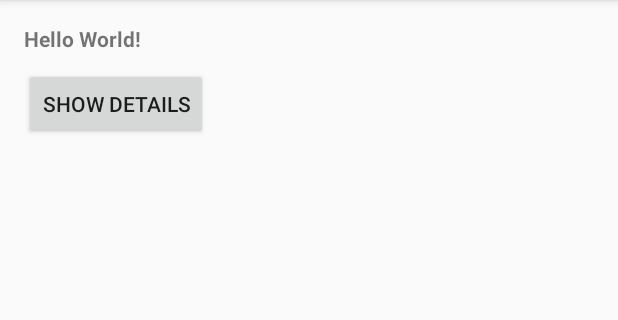
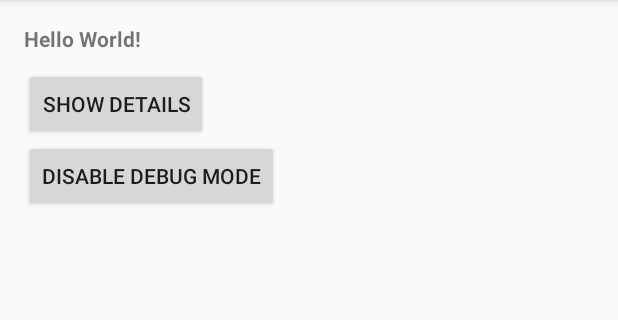
Before and after one commit to wkarl/mia-Argon, an Android app: the screen it shows after launch (MainActivity), on a phone screen of 412 x 824 dp, the part 84-404 px from its top. Run offline under Robolectric (Android 15) with nearby library versions, the phone set to English and light mode, and no system bars.

Commit message:
Disable debug mode by default and only show notification if explicitly enabled

```diff
--- a/argon/src/main/AndroidManifest.xml
+++ b/argon/src/main/AndroidManifest.xml
@@ -5,6 +5,7 @@
     <application>
         <activity
             android:name="de.sevenfactory.argon.ArgonActivity"
+            android:exported="false"
             android:launchMode="singleTop"
             android:theme="@android:style/Theme.DeviceDefault"/>
     </application>
--- a/argon/src/main/java/de/sevenfactory/argon/Argon.java
+++ b/argon/src/main/java/de/sevenfactory/argon/Argon.java
@@ -38,16 +38,15 @@ import android.support.annotation.NonNull;
 import android.support.annotation.StringRes;
 import android.support.v4.app.NotificationCompat;
 
-import com.jakewharton.processphoenix.ProcessPhoenix;
-
 /**
  * Argon maintains a singleton instance that holds, persists and updates a user defined
  * configuration object of any type.
  * <p/>
- * A notification is shown while the app is running in the foreground. This notification opens a
- * configuration activity containing all valid fields of your configuration object. Valid fields are
- * Strings and the primitive types int, float and long. Field names displayed in the configuration
- * activity can be changed using the annotation {@link de.sevenfactory.argon.Name}.
+ * If debug mode is enabled, a notification is shown while the app is running in the foreground.
+ * This notification opens a configuration activity containing all valid fields of your
+ * configuration object. Valid fields are Strings and the primitive types int, float and long.
+ * Field names displayed in the configuration activity can be changed using the annotation
+ * {@link de.sevenfactory.argon.Name}.
  * <p/>
  * Leaving the configuration activity always triggers a process restart after which the updated
  * configuration object is available.
@@ -60,8 +59,9 @@ public class Argon {
 
     private static Argon sInstance;
 
-    private final Context     mContext;
-    private final ConfigStore mConfigStore;
+    private final Context                         mContext;
+    private final ConfigStore                     mConfigStore;
+    private final ArgonActivityLifecycleCallbacks mLifecycleCallbacks;
 
     @DrawableRes
     private int mIconRes  = R.drawable.ic_bug_report_white_24dp;
@@ -72,10 +72,16 @@ public class Argon {
     @ColorRes
     private int mColorRes = R.color.colorPrimary;
 
+    private boolean mDebugModeEnabled;
+
     private <T> Argon(@NonNull Application application, Class<T> tClass, T defaultConfig) {
         mContext = application;
         mConfigStore = new ConfigStore(application, tClass, defaultConfig);
-        application.registerActivityLifecycleCallbacks(new ArgonActivityLifecycleCallbacks());
+        mLifecycleCallbacks = new ArgonActivityLifecycleCallbacks();
+        application.registerActivityLifecycleCallbacks(mLifecycleCallbacks);
+
+        // Explicitly disable debug mode
+        mDebugModeEnabled = false;
     }
 
     /* Singleton methods */
@@ -131,6 +137,29 @@ public class Argon {
     }
 
     /**
+     * Enables or disables debug mode. Default is disabled.
+     * @param enabled shows debug notification and options activity if true
+     */
+    public static void setDebugModeEnabled(boolean enabled) {
+        getInstance().mDebugModeEnabled = enabled;
+
+        boolean inForeground = getInstance().mLifecycleCallbacks.mStarted > 0;
+        if (inForeground && enabled) {
+            getInstance().showNotification();
+        } else {
+            getInstance().hideNotification();
+        }
+    }
+
+    /**
+     * Getter for debug mode status.
+     * @return true if debug mode is enabled
+     */
+    public static boolean isDebugModeEnabled() {
+        return getInstance().mDebugModeEnabled;
+    }
+
+    /**
      * Sets the drawable used for the notification icon.
      *
      * @param iconRes the icon's drawable resource
@@ -175,12 +204,14 @@ public class Argon {
     }
 
     /* Lifecycle */
-    private void start() {
-        Notification notification = buildNotification();
-        getNotificationManager().notify(NOTIFICATION_ID, notification);
+    private void showNotification() {
+        if (mDebugModeEnabled) {
+            Notification notification = buildNotification();
+            getNotificationManager().notify(NOTIFICATION_ID, notification);
+        }
     }
 
-    private void stop() {
+    private void hideNotification() {
         getNotificationManager().cancel(NOTIFICATION_ID);
     }
 
@@ -237,7 +268,7 @@ public class Argon {
         @Override
         public void onActivityStarted(Activity activity) {
             if (mStarted == 0) {
-                start();
+                showNotification();
             }
             mStarted++;
         }
@@ -246,7 +277,7 @@ public class Argon {
         public void onActivityStopped(Activity activity) {
             mStarted--;
             if (mStarted <= 0) {
-                stop();
+                hideNotification();
             }
         }
 
--- a/argon/src/main/java/de/sevenfactory/argon/ArgonActivity.java
+++ b/argon/src/main/java/de/sevenfactory/argon/ArgonActivity.java
@@ -49,7 +49,6 @@ public class ArgonActivity extends PreferenceActivity implements Preference.OnPr
     @Override
     protected void onCreate(Bundle bundle) {
         super.onCreate(bundle);
-
         mFieldMap = new HashMap<>();
 
         try {
--- a/demo/src/main/java/de/sevenfactory/argondemo/ArgonDemoApplication.java
+++ b/demo/src/main/java/de/sevenfactory/argondemo/ArgonDemoApplication.java
@@ -49,5 +49,8 @@ public class ArgonDemoApplication extends Application {
                 .setTitle(R.string.notification_title)
                 .setText(R.string.notification_text)
                 .setColor(R.color.colorAccent);
+
+        // Explicitly enable debug mode (disabled by default)
+        Argon.setDebugModeEnabled(true);
     }
 }
--- a/demo/src/main/java/de/sevenfactory/argondemo/MainActivity.java
+++ b/demo/src/main/java/de/sevenfactory/argondemo/MainActivity.java
@@ -29,6 +29,7 @@ import android.support.v7.app.AppCompatActivity;
 import android.os.Bundle;
 import android.text.TextUtils;
 import android.view.View;
+import android.widget.Button;
 import android.widget.TextView;
 
 import de.sevenfactory.argon.Argon;
@@ -37,6 +38,7 @@ public class MainActivity extends AppCompatActivity {
     private ConfigModel mConfig;
 
     private TextView mHeadlineView;
+    private Button mDebugToggleButton;
 
     @Override
     protected void onCreate(Bundle savedInstanceState) {
@@ -48,6 +50,7 @@ public class MainActivity extends AppCompatActivity {
 
         // Find views
         mHeadlineView = (TextView) findViewById(R.id.headline);
+        mDebugToggleButton = (Button) findViewById(R.id.button_debug_toggle);
 
         mHeadlineView.setText(mConfig.showHeadline ? "Hello World!" : null);
     }
@@ -56,4 +59,9 @@ public class MainActivity extends AppCompatActivity {
         Intent intent = new Intent(this, DetailsActivity.class);
         startActivity(intent);
     }
+
+    public void toggleDebugMode(View v) {
+        Argon.setDebugModeEnabled(!Argon.isDebugModeEnabled());
+        mDebugToggleButton.setText(Argon.isDebugModeEnabled() ? R.string.debug_disable : R.string.debug_enable);
+    }
 }
--- a/demo/src/main/res/layout/activity_main.xml
+++ b/demo/src/main/res/layout/activity_main.xml
@@ -19,9 +19,15 @@
         android:textStyle="bold"/>
 
     <Button
-        android:id="@+id/detailsButton"
         android:layout_width="wrap_content"
         android:layout_height="wrap_content"
         android:onClick="goToDetails"
         android:text="@string/show_details"/>
+
+    <Button
+        android:id="@+id/button_debug_toggle"
+        android:layout_width="wrap_content"
+        android:layout_height="wrap_content"
+        android:onClick="toggleDebugMode"
+        android:text="@string/debug_disable"/>
 </LinearLayout>
--- a/demo/src/main/res/values/strings.xml
+++ b/demo/src/main/res/values/strings.xml
@@ -5,4 +5,6 @@
     <string name="notification_text">Argon custom description</string>
     <string name="details">Details</string>
     <string name="show_details">Show details</string>
+    <string name="debug_enable">Enable debug mode</string>
+    <string name="debug_disable">Disable debug mode</string>
 </resources>
```
Also changed, not shown: 1 other file.
